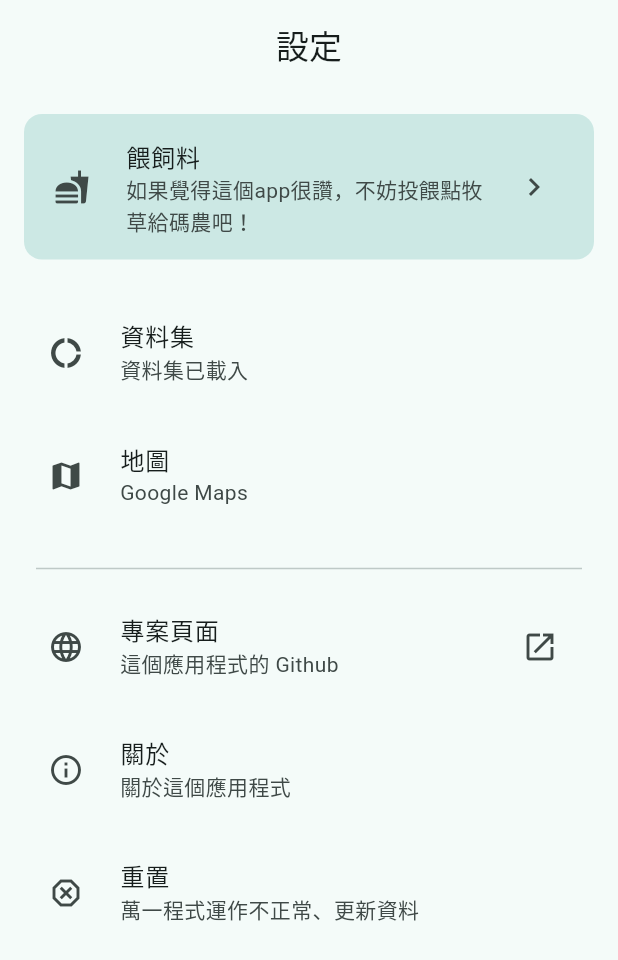
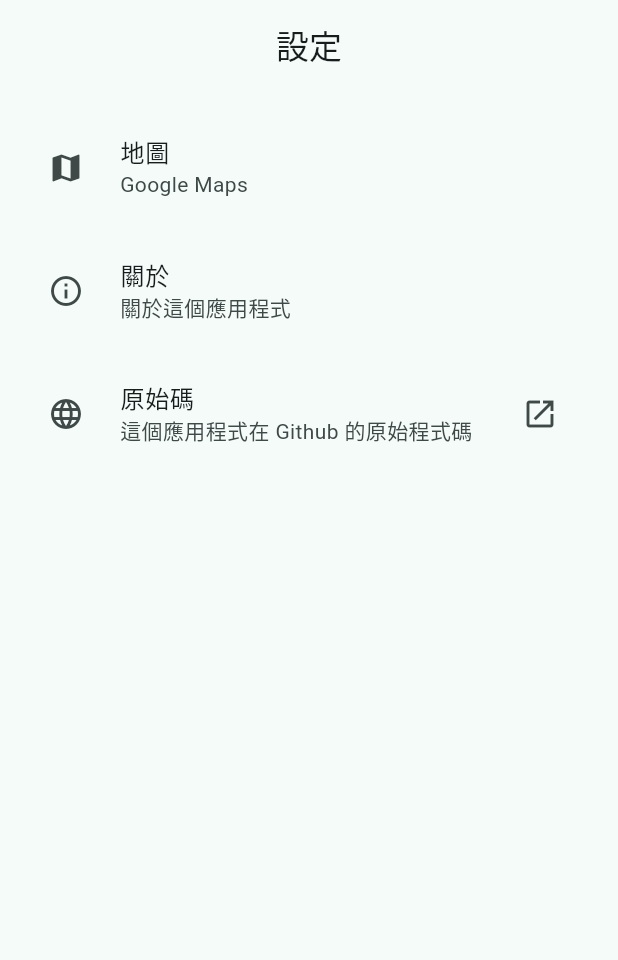
Before and after one commit to ljcucc/realtime-taiwan, a Flutter app: the SettingsPage widget shown alone on an empty page, opened directly, on a phone screen of 412 x 824 dp. Shown: the top 960 px of the screen. Run offline on Flutter 3.47's test engine with Material 2 defaults, Android fonts, the phone set to English and light mode, and no system bars; our stand-ins replace flutter_map, latlong2, sqlite3_flutter_libs; missing offline and left inert: sqlite3.

Commit message:
display loading item index, change settings menu, change duration of saved animation.

```diff
--- a/lib/tabs/saved.dart
+++ b/lib/tabs/saved.dart
@@ -31,6 +31,8 @@ class _SavedPageState extends State<SavedPage> {
         },
         borderRadius: const BorderRadius.all(Radius.circular(12)),
         child: Dismissible(
+          resizeDuration: Duration(milliseconds: 500),
+          movementDuration: Duration(milliseconds: 500),
           direction: DismissDirection.endToStart,
           background: Container(
             padding: const EdgeInsets.all(16),
--- a/lib/tabs/settings/settings.dart
+++ b/lib/tabs/settings/settings.dart
@@ -115,29 +115,29 @@ class SettingsPage extends StatelessWidget {
                   alignment: Alignment.topLeft,
                   child: Column(
                     children: [
-                      SettingsSection(
-                        title: "餵飼料",
-                        subtitle: "如果覺得這個app很讚，不妨投餵點牧草給碼農吧！",
-                        icon: Icon(Icons.fastfood),
-                        color: Theme.of(context).colorScheme.secondaryContainer,
-                        padding: const EdgeInsets.symmetric(
-                            vertical: 8, horizontal: 4),
-                        trailing: Icon(Icons.chevron_right),
-                        onTap: () async {
-                          !await launchUrl(Uri.parse("https://google.com"));
-                        },
-                      ),
-                      SizedBox(height: 16),
-                      SettingsSection(
-                        title: "資料集",
-                        subtitle: "資料集已載入",
-                        icon: Icon(Icons.donut_large_outlined),
-                      ),
+                      // SettingsSection(
+                      //   title: "餵飼料",
+                      //   subtitle: "如果覺得這個app很讚，不妨投餵點牧草給碼農吧！",
+                      //   icon: Icon(Icons.fastfood),
+                      //   color: Theme.of(context).colorScheme.secondaryContainer,
+                      //   padding: const EdgeInsets.symmetric(
+                      //       vertical: 8, horizontal: 4),
+                      //   trailing: Icon(Icons.chevron_right),
+                      //   onTap: () async {
+                      //     !await launchUrl(Uri.parse("https://google.com"));
+                      //   },
+                      // ),
+                      // SizedBox(height: 16),
+                      // SettingsSection(
+                      //   title: "資料集",
+                      //   subtitle: "資料集已載入",
+                      //   icon: Icon(Icons.donut_large_outlined),
+                      // ),
                       Consumer<MapSourceModel>(
                           builder: (context, model, child) {
                         return SettingsSection(
                           title: "地圖",
-                          subtitle: "Google Maps" ?? model.source,
+                          subtitle: model.source ?? "Google Maps",
                           icon: Icon(Icons.map),
                           onTap: () {
                             showDialog<String>(
@@ -149,23 +149,9 @@ class SettingsPage extends StatelessWidget {
                           },
                         );
                       }),
-                      Padding(
-                        padding: const EdgeInsets.all(8),
-                        child: Divider(),
-                      ),
-                      SettingsSection(
-                        title: "專案頁面",
-                        subtitle: "這個應用程式的 Github",
-                        icon: Icon(Icons.language),
-                        trailing: Icon(Icons.open_in_new),
-                        onTap: () async {
-                          await launchUrl(Uri.parse(
-                              "https://github.com/ljcucc/realtime-taiwan"));
-                        },
-                      ),
-                      // SettingsSection(
-                      //   title: "隱私與使用者條款",
-                      //   icon: Icon(Icons.policy_outlined),
+                      // Padding(
+                      //   padding: const EdgeInsets.all(8),
+                      //   child: Divider(),
                       // ),
                       SettingsSection(
                         title: "關於",
@@ -183,22 +169,37 @@ class SettingsPage extends StatelessWidget {
                           ));
                         },
                       ),
+                      SettingsSection(
+                        title: "原始碼",
+                        subtitle: "這個應用程式在 Github 的原始程式碼",
+                        icon: Icon(Icons.language),
+                        trailing: Icon(Icons.open_in_new),
+                        onTap: () async {
+                          await launchUrl(Uri.parse(
+                              "https://github.com/ljcucc/realtime-taiwan"));
+                        },
+                      ),
+                      // SettingsSection(
+                      //   title: "隱私與使用者條款",
+                      //   icon: Icon(Icons.policy_outlined),
+                      // ),
+
                       // SettingsSection(
                       //   title: "開發人員",
                       //   subtitle: "你不該進來這裡的",
                       //   icon: Icon(Icons.code),
                       // ),
-                      SettingsSection(
-                        title: "重置",
-                        subtitle: "萬一程式運作不正常、更新資料",
-                        icon: Icon(Icons.dangerous_outlined),
-                        onTap: () {
-                          showDialog(
-                            context: context,
-                            builder: (context) => ResetAllDialog(),
-                          );
-                        },
-                      ),
+                      // SettingsSection(
+                      //   title: "重置",
+                      //   subtitle: "萬一程式運作不正常、更新資料",
+                      //   icon: Icon(Icons.dangerous_outlined),
+                      //   onTap: () {
+                      //     showDialog(
+                      //       context: context,
+                      //       builder: (context) => ResetAllDialog(),
+                      //     );
+                      //   },
+                      // ),
                     ],
                   ),
                 ),
```
Also changed, not shown: lib/data/cctv.dart (+7 -3 lines), lib/main.dart (+6 -5 lines), lib/pages/loading.dart (+22 -8 lines).
